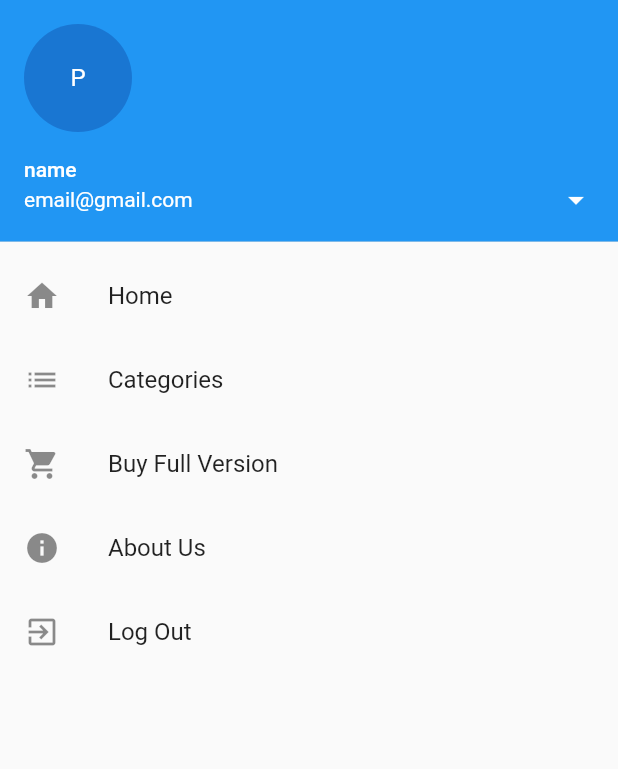
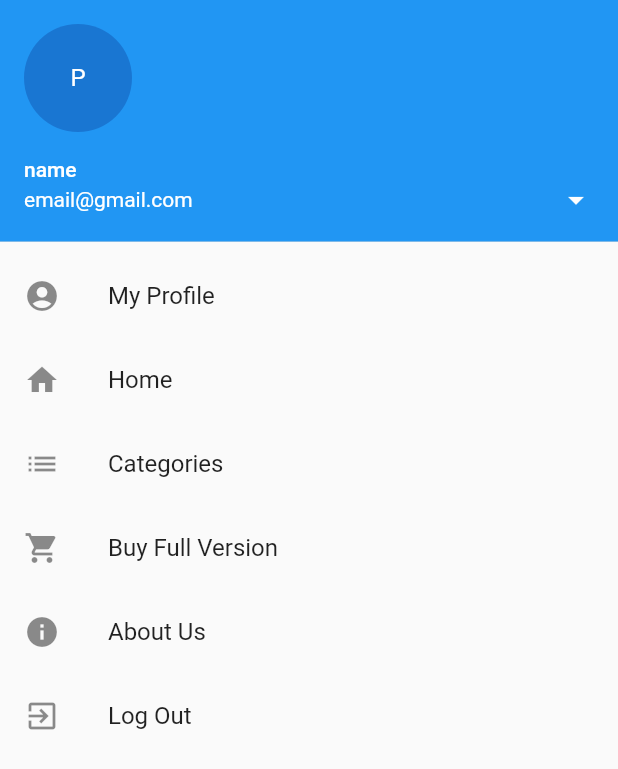
Before and after one commit to alisolanki/Show-World-code, a Flutter app: the DrawerItems widget shown alone on an empty page, opened directly, on a phone screen of 412 x 824 dp. Shown: the top 769 px of the screen. Run offline on Flutter 3.47's test engine with Material 2 defaults, Android fonts, the phone set to English and light mode, and no system bars; our stand-ins replace carousel_slider, simple_animations.

Commit message:
drawer updated (added the my profile and log out features

```diff
--- a/lib/Desktop/drawer.dart
+++ b/lib/Desktop/drawer.dart
@@ -5,6 +5,7 @@ import './userdropdown.dart';
 import '../Account/account_home.dart';
 import '../subscriptionpage/subscriptionpage.dart';
 import '../LoginPage/loginPage.dart';
+import '../Account/account_home.dart';
 
 class DrawerItems extends StatelessWidget {
   final loggedIn = true;
@@ -46,6 +47,27 @@ class DrawerItems extends StatelessWidget {
                 ),
                 decoration: BoxDecoration(
                   color: Colors.blue,
+                ),
+              ),
+        Visibility(
+          visible: loggedIn,
+          child: ListTile(
+            leading: Icon(Icons.account_circle),
+            title: Text('My Profile'),
+            onTap: () {
+              // Update the state of the app
+              // ...
+              // Then close the drawer
+              Navigator.pop(context);
+              Navigator.push(
+                context,
+                MaterialPageRoute(
+                  builder: (context) {
+                    return AccountHomePage();
+                  },
+                ),
+              );
+            },
           ),
         ),
         ListTile(
@@ -123,7 +145,9 @@ class DrawerItems extends StatelessWidget {
             );
           },
         ),
-        ListTile(
+        Visibility(
+          visible: loggedIn,
+          child: ListTile(
             leading: Icon(Icons.exit_to_app),
             title: Text('Log Out'),
             onTap: () {
@@ -141,6 +165,7 @@ class DrawerItems extends StatelessWidget {
               );
             },
           ),
+        ),
       ],
     );
   }
```
Lines whose indentation alone changed are shown as unchanged.
